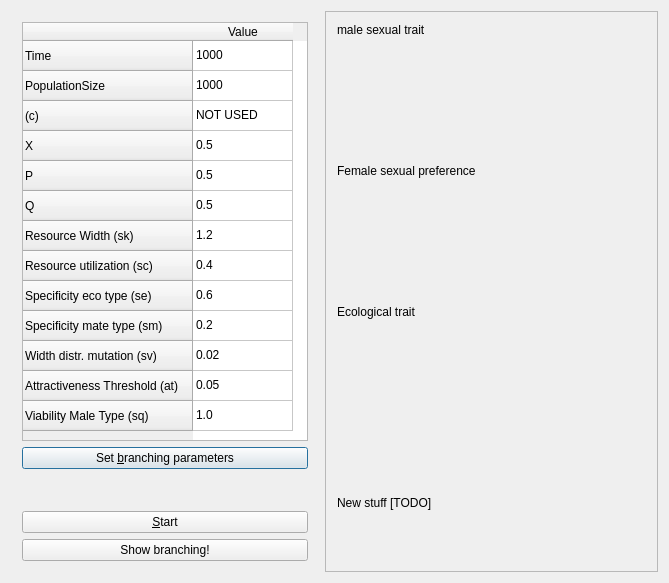
Qt form sado_qtdialog.ui (richelbilderbeek/pbdmms) before a commit.
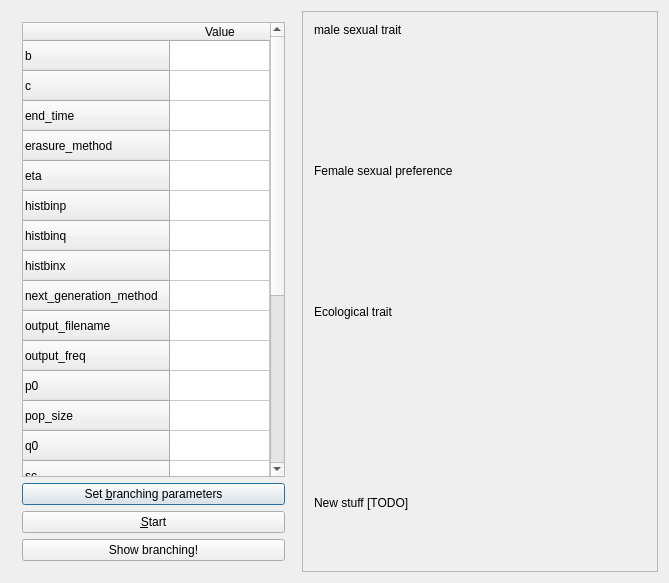
The same form after that commit. Custom widgets are drawn as their Qt base class.

Patch:
```diff
--- a/sado_qtdialog.ui
+++ b/sado_qtdialog.ui
@@ -30,67 +30,117 @@
         </property>
         <row>
          <property name="text">
-          <string>Time</string>
+          <string>b</string>
          </property>
         </row>
         <row>
          <property name="text">
-          <string>PopulationSize</string>
+          <string>c</string>
          </property>
         </row>
         <row>
          <property name="text">
-          <string>(c)</string>
+          <string>end_time</string>
          </property>
         </row>
         <row>
          <property name="text">
-          <string>X</string>
+          <string>erasure_method</string>
          </property>
         </row>
         <row>
          <property name="text">
-          <string>P</string>
+          <string>eta</string>
          </property>
         </row>
         <row>
          <property name="text">
-          <string>Q</string>
+          <string>histbinp</string>
          </property>
         </row>
         <row>
          <property name="text">
-          <string>Resource Width (sk)</string>
+          <string>histbinq</string>
          </property>
         </row>
         <row>
          <property name="text">
-          <string>Resource utilization (sc)</string>
+          <string>histbinx</string>
          </property>
         </row>
         <row>
          <property name="text">
-          <string>Specificity eco type (se)</string>
+          <string>next_generation_method</string>
          </property>
         </row>
         <row>
          <property name="text">
-          <string>Specificity mate type (sm)</string>
+          <string>output_filename</string>
          </property>
         </row>
         <row>
          <property name="text">
-          <string>Width distr. mutation (sv)</string>
+          <string>output_freq</string>
          </property>
         </row>
         <row>
          <property name="text">
-          <string>Attractiveness Threshold (at)</string>
+          <string>p0</string>
          </property>
         </row>
         <row>
          <property name="text">
-          <string>Viability Male Type (sq)</string>
+          <string>pop_size</string>
+         </property>
+        </row>
+        <row>
+         <property name="text">
+          <string>q0</string>
+         </property>
+        </row>
+        <row>
+         <property name="text">
+          <string>sc</string>
+         </property>
+        </row>
+        <row>
+         <property name="text">
+          <string>se</string>
+         </property>
+        </row>
+        <row>
+         <property name="text">
+          <string>seed</string>
+         </property>
+        </row>
+        <row>
+         <property name="text">
+          <string>sk</string>
+         </property>
+        </row>
+        <row>
+         <property name="text">
+          <string>sm</string>
+         </property>
+        </row>
+        <row>
+         <property name="text">
+          <string>sq</string>
+         </property>
+        </row>
+        <row>
+         <property name="text">
+          <string>sv</string>
+         </property>
+        </row>
+        <row>
+         <property name="text">
+          <string>use_initialization_bug</string>
+         </property>
+        </row>
+        <row>
+         <property name="text">
+          <string>x0</string>
          </property>
         </row>
         <column>
@@ -98,71 +148,6 @@
           <string>Value</string>
          </property>
         </column>
-        <item row="0" column="0">
-         <property name="text">
-          <string>1000</string>
-         </property>
-        </item>
-        <item row="1" column="0">
-         <property name="text">
-          <string>1000</string>
-         </property>
-        </item>
-        <item row="2" column="0">
-         <property name="text">
-          <string>NOT USED</string>
-         </property>
-        </item>
-        <item row="3" column="0">
-         <property name="text">
-          <string>0.5</string>
-         </property>
-        </item>
-        <item row="4" column="0">
-         <property name="text">
-          <string>0.5</string>
-         </property>
-        </item>
-        <item row="5" column="0">
-         <property name="text">
-          <string>0.5</string>
-         </property>
-        </item>
-        <item row="6" column="0">
-         <property name="text">
-          <string>1.2</string>
-         </property>
-        </item>
-        <item row="7" column="0">
-         <property name="text">
-          <string>0.4</string>
-         </property>
-        </item>
-        <item row="8" column="0">
-         <property name="text">
-          <string>0.6</string>
-         </property>
-        </item>
-        <item row="9" column="0">
-         <property name="text">
-          <string>0.2</string>
-         </property>
-        </item>
-        <item row="10" column="0">
-         <property name="text">
-          <string>0.02</string>
-         </property>
-        </item>
-        <item row="11" column="0">
-         <property name="text">
-          <string>0.05</string>
-         </property>
-        </item>
-        <item row="12" column="0">
-         <property name="text">
-          <string>1.0</string>
-         </property>
-        </item>
        </widget>
       </item>
       <item>
@@ -212,8 +197,8 @@
        <rect>
         <x>0</x>
         <y>0</y>
-        <width>289</width>
-        <height>563</height>
+        <width>339</width>
+        <height>561</height>
        </rect>
       </property>
       <layout class="QVBoxLayout" name="verticalLayout_3">
```
